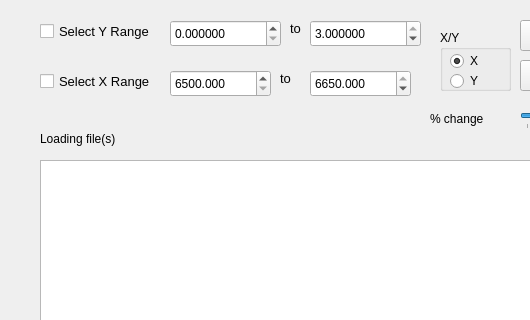
This is Numpy/Sdadmin/rangeseldlg.ui in JohnMCollins/python-astro-progs as Qt 5 draws it before an edit; both pictures show x 0 to 530 and y 0 to 320 of the 926 by 673 pixel window. The edited form follows.
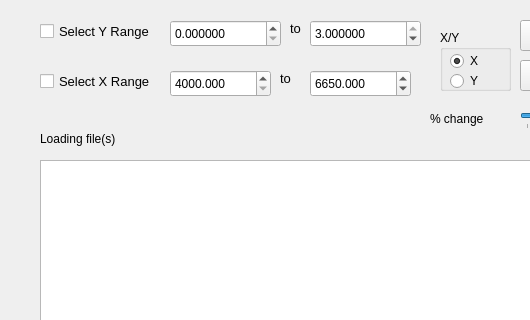
This is the edited form. Icons and pictures are not drawn.

What changed in the file:
```diff
--- a/Numpy/Sdadmin/rangeseldlg.ui
+++ b/Numpy/Sdadmin/rangeseldlg.ui
@@ -61,10 +61,10 @@
     <number>3</number>
    </property>
    <property name="minimum">
-    <double>6500.000000000000000</double>
+    <double>4000.000000000000000</double>
    </property>
    <property name="maximum">
-    <double>6650.000000000000000</double>
+    <double>7000.000000000000000</double>
    </property>
    <property name="singleStep">
     <double>0.001000000000000</double>
@@ -104,10 +104,10 @@
     <number>3</number>
    </property>
    <property name="minimum">
-    <double>6500.000000000000000</double>
+    <double>4000.000000000000000</double>
    </property>
    <property name="maximum">
-    <double>6650.000000000000000</double>
+    <double>7000.000000000000000</double>
    </property>
    <property name="singleStep">
     <double>0.001000000000000</double>
```
Left out of the diff: 8 changed lines with no effect on the pictures.
